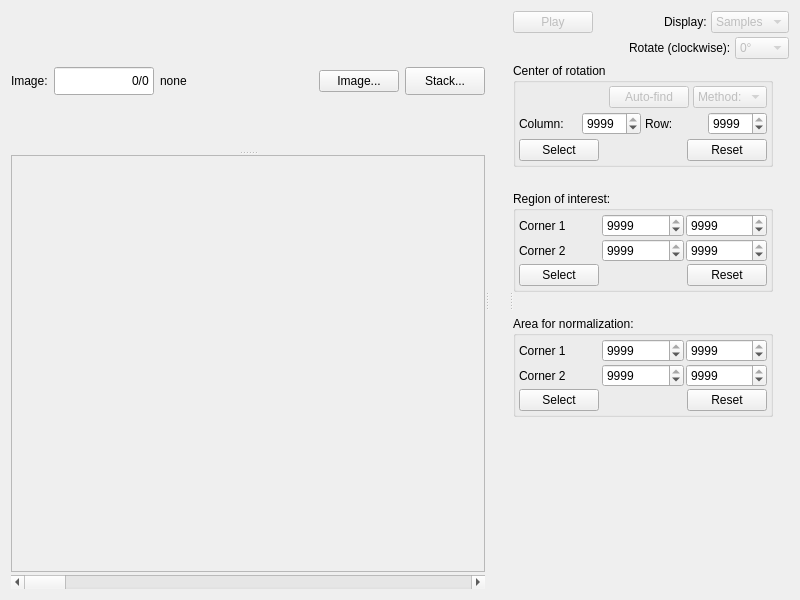
Qt form MantidQt/CustomInterfaces/inc/MantidQtCustomInterfaces/Tomography/ImageSelectCoRAndRegions.ui (mantidproject/mantid) before a commit.
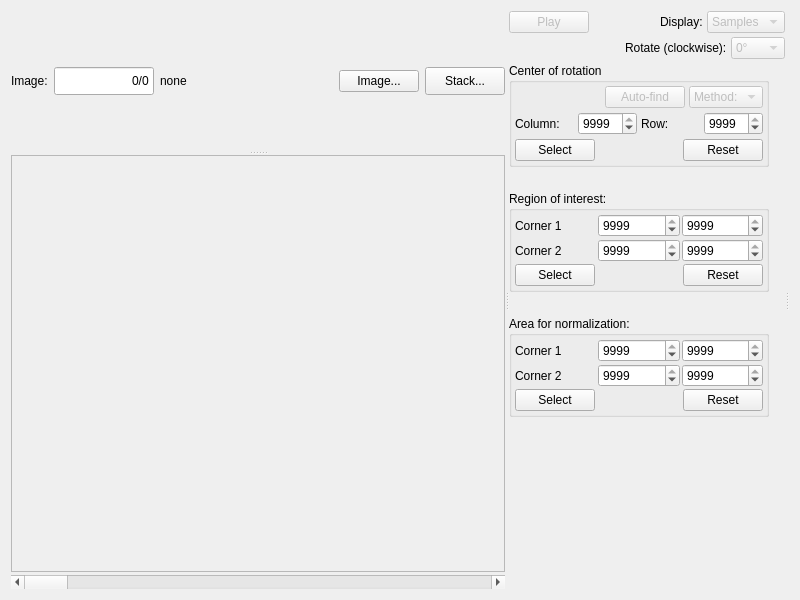
The same form after that commit. Custom widgets are drawn as their Qt base class.

Commit message: color bar to rightmost, adjust sizes in color widget, re #16048

What changed in the file:
```diff
--- a/MantidQt/CustomInterfaces/inc/MantidQtCustomInterfaces/Tomography/ImageSelectCoRAndRegions.ui
+++ b/MantidQt/CustomInterfaces/inc/MantidQtCustomInterfaces/Tomography/ImageSelectCoRAndRegions.ui
@@ -179,7 +179,7 @@
             <rect>
              <x>0</x>
              <y>0</y>
-             <width>438</width>
+             <width>458</width>
              <height>398</height>
             </rect>
            </property>
@@ -236,36 +236,6 @@
       <property name="orientation">
        <enum>Qt::Horizontal</enum>
       </property>
-      <widget class="QWidget" name="">
-       <layout class="QVBoxLayout" name="verticalLayout">
-        <item>
-         <widget class="MantidQt::MantidWidgets::ColorBarWidget" name="colorBarWidget" native="true">
-          <property name="sizePolicy">
-           <sizepolicy hsizetype="Preferred" vsizetype="Expanding">
-            <horstretch>0</horstretch>
-            <verstretch>1</verstretch>
-           </sizepolicy>
-          </property>
-         </widget>
-        </item>
-        <item>
-         <spacer name="verticalSpacer_4">
-          <property name="orientation">
-           <enum>Qt::Vertical</enum>
-          </property>
-          <property name="sizeType">
-           <enum>QSizePolicy::Minimum</enum>
-          </property>
-          <property name="sizeHint" stdset="0">
-           <size>
-            <width>20</width>
-            <height>328</height>
-           </size>
-          </property>
-         </spacer>
-        </item>
-       </layout>
-      </widget>
       <widget class="QWidget" name="layoutWidget_2">
        <layout class="QGridLayout" name="gridLayout_6">
         <property name="sizeConstraint">
@@ -293,7 +263,7 @@
         <item row="2" column="0">
          <widget class="QGroupBox" name="groupBox_cor">
           <property name="sizePolicy">
-           <sizepolicy hsizetype="Minimum" vsizetype="Minimum">
+           <sizepolicy hsizetype="Expanding" vsizetype="Minimum">
             <horstretch>1</horstretch>
             <verstretch>0</verstretch>
            </sizepolicy>
@@ -447,7 +417,7 @@
         <item row="4" column="0">
          <widget class="QGroupBox" name="groupBox_roi">
           <property name="sizePolicy">
-           <sizepolicy hsizetype="Minimum" vsizetype="Minimum">
+           <sizepolicy hsizetype="Expanding" vsizetype="Minimum">
             <horstretch>0</horstretch>
             <verstretch>0</verstretch>
            </sizepolicy>
@@ -578,7 +548,7 @@
         <item row="6" column="0">
          <widget class="QGroupBox" name="groupBox_norm">
           <property name="sizePolicy">
-           <sizepolicy hsizetype="Minimum" vsizetype="Minimum">
+           <sizepolicy hsizetype="Expanding" vsizetype="Minimum">
             <horstretch>0</horstretch>
             <verstretch>0</verstretch>
            </sizepolicy>
@@ -808,6 +778,20 @@
         </item>
        </layout>
       </widget>
+      <widget class="QWidget" name="layoutWidget_10">
+       <layout class="QVBoxLayout" name="verticalLayout">
+        <item>
+         <widget class="MantidQt::MantidWidgets::ColorBarWidget" name="colorBarWidget" native="true">
+          <property name="sizePolicy">
+           <sizepolicy hsizetype="Preferred" vsizetype="Expanding">
+            <horstretch>0</horstretch>
+            <verstretch>1</verstretch>
+           </sizepolicy>
+          </property>
+         </widget>
+        </item>
+       </layout>
+      </widget>
      </widget>
     </widget>
    </item>
```
The commit also changes 2 other files.
